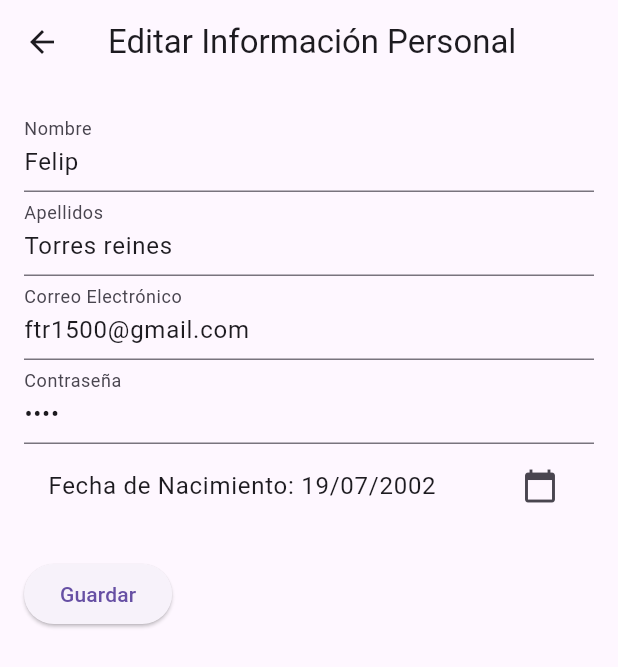
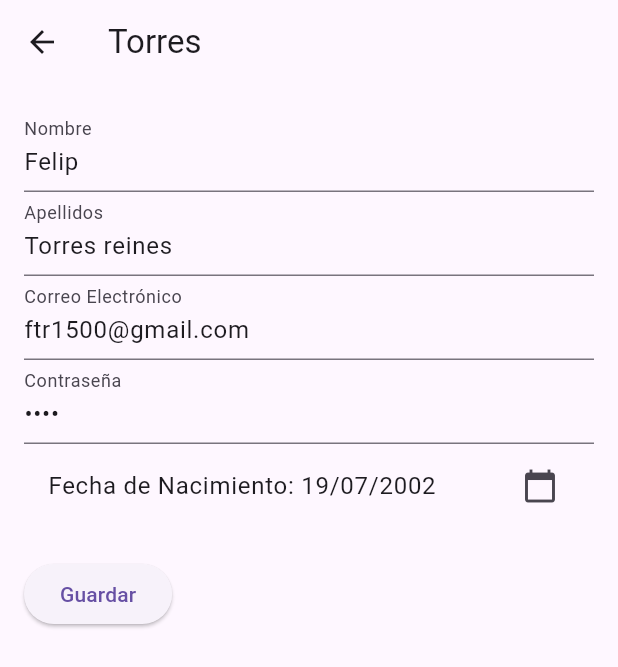
Before and after one commit to Felip-Torres/PracticaU2PMM, a Flutter app: the screen it shows after launch, after a tap on "Editar Información", on a phone screen of 412 x 824 dp. Shown: the top 667 px of the screen. Run offline on Flutter 3.47's test engine with Material 3 defaults, Android fonts, the phone set to English and light mode, and no system bars; our stand-ins replace video_player.

Commit message:
cambiados los titulos de las appbars a los que pide el enunciado

```diff
--- a/lib/screens/HomePage.dart
+++ b/lib/screens/HomePage.dart
@@ -32,7 +32,7 @@ class _HomePageState extends State<HomePage> {
   Widget build(BuildContext context) {
     return Scaffold(
       appBar: AppBar(
-        title: const Text('Página Principal'),
+        title: const Text('SPPMM'),
       ),
       body: Center(
         child: Column(
--- a/lib/screens/PersonalPage.dart
+++ b/lib/screens/PersonalPage.dart
@@ -30,7 +30,7 @@ class _PersonalPageState extends State<PersonalPage> {
   Widget build(BuildContext context) {
     return Scaffold(
       appBar: AppBar(
-        title: const Text('Editar Información Personal'),
+        title: const Text('Torres'),
       ),
       body: Padding(
         padding: const EdgeInsets.all(16.0),
--- a/lib/screens/WidgetPage.dart
+++ b/lib/screens/WidgetPage.dart
@@ -59,7 +59,7 @@ class _WidgetPageState extends State<WidgetPage> {
   Widget build(BuildContext context) {
     return Scaffold(
       appBar: AppBar(
-        title: const Text('Página de Widgets'),
+        title: const Text('Video Player'),
       ),
       body: Padding(
         padding: const EdgeInsets.all(16.0),
```
